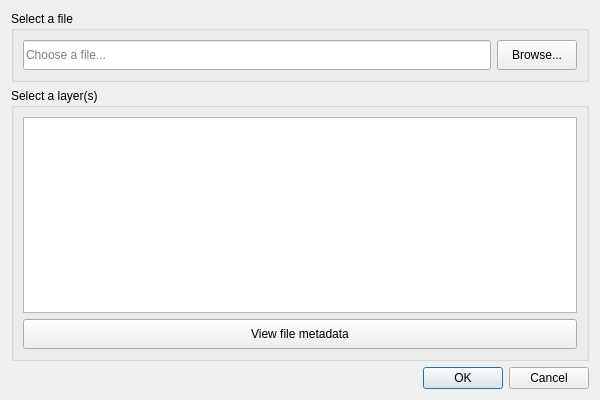
Old version of the form LDMP/gui/DlgLoadDataTE.ui in the repository ConservationInternational/trends.earth.
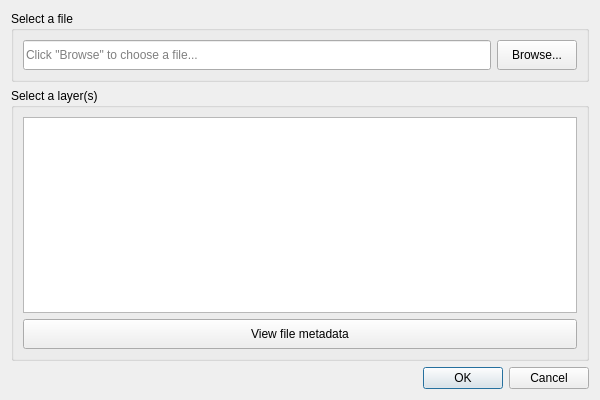
New version of the form.

Commit message: Make all input boxes read-only - avoid bugs with bad files being manually entered.

```diff
--- a/LDMP/gui/DlgLoadDataTE.ui
+++ b/LDMP/gui/DlgLoadDataTE.ui
@@ -73,8 +73,11 @@
           <height>30</height>
          </size>
         </property>
+        <property name="readOnly">
+         <bool>true</bool>
+        </property>
         <property name="placeholderText">
-         <string>Choose a file...</string>
+         <string>Click &quot;Browse&quot; to choose a file...</string>
         </property>
        </widget>
       </item>
```
The commit also changes 4 other files.
